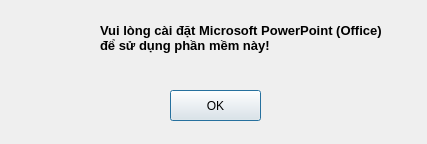
Above: ui/information.ui from thnhmai06/SlideGenerator before the change. Below: the same form after it.
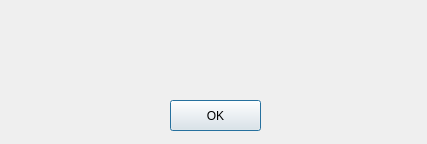
That is the form after the change. Icons and pictures are not drawn.

The edit to the form file:
```diff
--- a/ui/information.ui
+++ b/ui/information.ui
@@ -46,7 +46,7 @@
    <property name="geometry">
     <rect>
      <x>170</x>
-     <y>90</y>
+     <y>100</y>
      <width>91</width>
      <height>31</height>
     </rect>
@@ -65,7 +65,7 @@
     </rect>
    </property>
    <property name="text">
-    <string>&lt;html&gt;&lt;head/&gt;&lt;body&gt;&lt;p&gt;&lt;span style=&quot; font-size:10pt; font-weight:600;&quot;&gt;Vui lòng cài đặt Microsoft PowerPoint (Office) &lt;br/&gt;để sử dụng phần mềm này!&lt;/span&gt;&lt;br/&gt;&lt;/p&gt;&lt;/body&gt;&lt;/html&gt;</string>
+    <string>&lt;html&gt;&lt;head/&gt;&lt;body&gt;&lt;p&gt;&lt;br/&gt;&lt;/p&gt;&lt;/body&gt;&lt;/html&gt;</string>
    </property>
   </widget>
  </widget>
```
Left out of the diff: 4 changed lines with no effect on the pictures.
